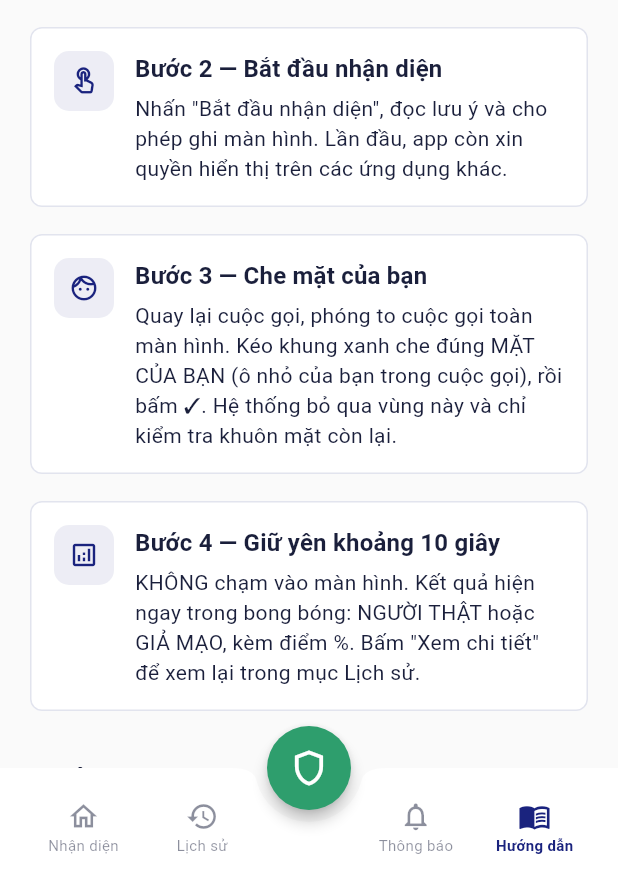
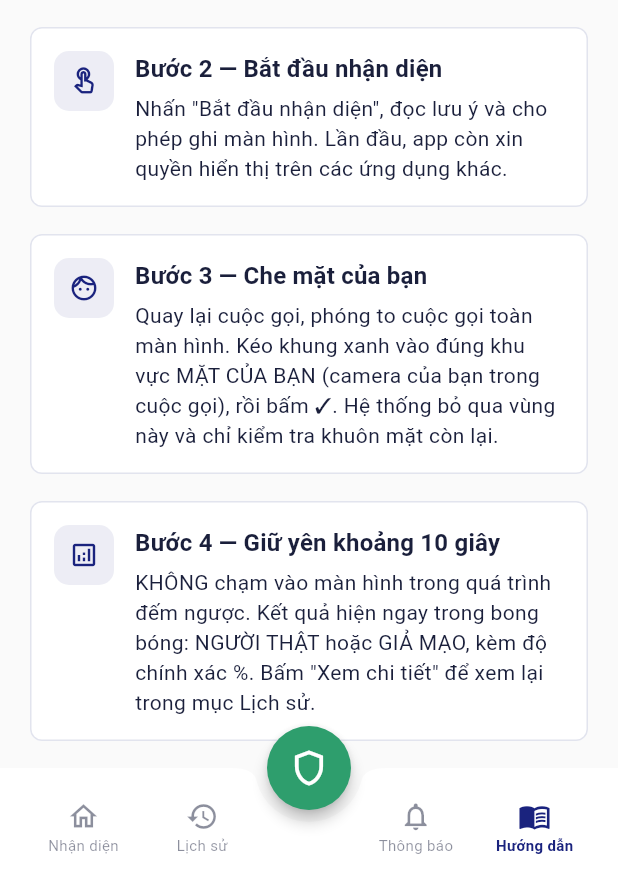
Before and after one commit to qcl-quiin/microart-app, a Flutter app: the screen it shows after launch, item 4 of the bottom bar chosen, on a phone screen of 412 x 824 dp, the part 348-1236 px from its top. Run offline on Flutter 3.47's test engine with Material 3 defaults, Android fonts, the phone set to English and light mode, and no system bars; our stand-ins replace shared_preferences, sqflite; missing offline and left inert: flutter_overlay_window, moinsen_screen_recording, video_compress; accounts and stored records are empty; statements that could not run were skipped.

Commit message:
sua Huong dan, chu khung xanh, ten day du

```diff
--- a/lib/features/guide/guide_screen.dart
+++ b/lib/features/guide/guide_screen.dart
@@ -32,34 +32,43 @@ class GuideScreen extends StatelessWidget {
           const _GuideSection(
             icon: Icons.face_outlined,
             title: 'Bước 3 — Che mặt của bạn',
-            body: 'Quay lại cuộc gọi, phóng to cuộc gọi toàn màn hình. Kéo khung xanh che đúng MẶT CỦA BẠN '
-                '(ô nhỏ của bạn trong cuộc gọi), rồi bấm ✓. Hệ thống bỏ qua vùng này và chỉ kiểm tra '
+            body: 'Quay lại cuộc gọi, phóng to cuộc gọi toàn màn hình. Kéo khung xanh vào đúng khu vực MẶT CỦA BẠN '
+                '(camera của bạn trong cuộc gọi), rồi bấm ✓. Hệ thống bỏ qua vùng này và chỉ kiểm tra '
                 'khuôn mặt còn lại.',
           ),
           const SizedBox(height: 10),
           const _GuideSection(
             icon: Icons.analytics_outlined,
             title: 'Bước 4 — Giữ yên khoảng 10 giây',
-            body: 'KHÔNG chạm vào màn hình. Kết quả hiện ngay trong bong bóng: NGƯỜI THẬT hoặc GIẢ MẠO, '
-                'kèm điểm %. Bấm "Xem chi tiết" để xem lại trong mục Lịch sử.',
+            body: 'KHÔNG chạm vào màn hình trong quá trình đếm ngược. Kết quả hiện ngay trong bong bóng: NGƯỜI THẬT hoặc GIẢ MẠO, '
+                'kèm độ chính xác %. Bấm "Xem chi tiết" để xem lại trong mục Lịch sử.',
           ),
           const SizedBox(height: 28),
           Text('Lưu ý', style: theme.textTheme.titleMedium),
           const SizedBox(height: 12),
           const _GuideSection(
+            icon: Icons.lightbulb_outline,
+            title: 'Ứng dụng giúp gì cho bạn?',
+            body: 'MicroAct giúp bạn nhận biết nhanh người trong cuộc gọi video là người thật hay khuôn mặt '
+                'bị làm giả (deepfake, ghép mặt). Chỉ cần khoảng 10 giây, không cần cài đặt gì cho người bên kia '
+                'và dùng được trên các ứng dụng gọi video như Zalo, Messenger. Hiệu quả nhất khi bên kia chỉ có '
+                '1 người, mặt rõ và đủ sáng.',
+          ),
+          const SizedBox(height: 10),
+          const _GuideSection(
             icon: Icons.lock_outline,
             title: 'Quyền riêng tư',
             body: 'MicroAct gửi đoạn video 10 giây vừa ghi lên máy chủ để phân tích. Video chỉ dùng tạm: '
                 'được xoá khỏi máy sau khi gửi và máy chủ cũng xoá sau khi phân tích. Ứng dụng không lưu '
-                'ảnh hay video nào; chỉ kết quả (thật/giả, điểm, mô tả, thời gian) được lưu trong Lịch sử. '
-                'Hãy xin phép người bên kia trước khi kiểm tra.',
+                'ảnh hay video nào; chỉ kết quả (thật/giả, độ chính xác, mô tả, thời gian) được lưu trong Lịch sử.',
           ),
           const SizedBox(height: 10),
           const _GuideSection(
-            icon: Icons.info_outline,
-            title: 'Kết quả chỉ để tham khảo',
-            body: 'Đây là bản thử nghiệm của một đề tài khoa học. Kết quả có thể sai, '
-                'không dùng làm bằng chứng pháp lý.',
+            icon: Icons.verified_user_outlined,
+            title: 'Cách đọc kết quả',
+            body: 'MicroAct phân tích vi chuyển động khuôn mặt trong đoạn video 10 giây và đưa ra xác suất '
+                'người thật hoặc giả mạo. Ánh sáng, độ nét và chất lượng mạng của cuộc gọi có thể ảnh hưởng '
+                'đến kết quả.',
           ),
           const SizedBox(height: 28),
           Text('Về ứng dụng', style: theme.textTheme.titleMedium),
@@ -73,7 +82,7 @@ class GuideScreen extends StatelessWidget {
                   Text('MicroAct v1.0.0', style: theme.textTheme.titleMedium),
                   const SizedBox(height: 4),
                   Text(
-                    'Micro-motion Analysis & Response Tracking\nXác thực người thật bằng vi chuyển động khuôn mặt.',
+                    'Micro-motion Analysis & Confidence Tracking\nXác thực người thật bằng vi chuyển động khuôn mặt.',
                     style: theme.textTheme.bodyMedium,
                   ),
                 ],
--- a/lib/features/recognition/recognition_screen.dart
+++ b/lib/features/recognition/recognition_screen.dart
@@ -614,7 +614,7 @@ class _RecognitionScreenState extends State<RecognitionScreen> {
               const _StepItem(number: 1, text: 'Đang trong cuộc gọi video (Zalo, Messenger...), thoát ra màn hình chính để mở MicroAct'),
               const _StepItem(number: 2, text: 'Nhấn "Bắt đầu nhận diện", đọc lưu ý và cho phép ghi màn hình'),
               const _StepItem(number: 3, text: 'Quay lại cuộc gọi, bấm vào cửa sổ cuộc gọi nhỏ để phóng to toàn màn hình'),
-              const _StepItem(number: 4, text: 'Kéo khung xanh che đúng MẶT CỦA BẠN (ô nhỏ của bạn trong cuộc gọi), rồi bấm ✓'),
+              const _StepItem(number: 4, text: 'Kéo khung xanh vào đúng khu vực MẶT CỦA BẠN (camera của bạn trong cuộc gọi), rồi bấm ✓'),
               const _StepItem(number: 5, text: 'KHÔNG chạm vào màn hình, chờ ~10 giây để nhận kết quả'),
               SizedBox(
                 width: double.infinity,
--- a/lib/main.dart
+++ b/lib/main.dart
@@ -322,14 +322,14 @@ class _RecognitionOverlayState extends State<_RecognitionOverlay> {
           left: 4,
           right: 32,
           child: Container(
-            padding: const EdgeInsets.all(4),
+            padding: const EdgeInsets.all(6),
             decoration: BoxDecoration(
-              color: const Color(0xB3000000),
+              color: const Color(0xE6000000),
               borderRadius: BorderRadius.circular(6),
             ),
             child: const Text(
-              'Phóng to cuộc gọi, kéo khung này che MẶT BẠN rồi bấm ✓',
-              style: TextStyle(color: Colors.white, fontSize: 10, height: 1.2),
+              'Kéo khung vào đúng MẶT BẠN rồi bấm ✓',
+              style: TextStyle(color: Colors.white, fontSize: 14, fontWeight: FontWeight.w700, height: 1.25),
               maxLines: 4,
               overflow: TextOverflow.ellipsis,
             ),
```
